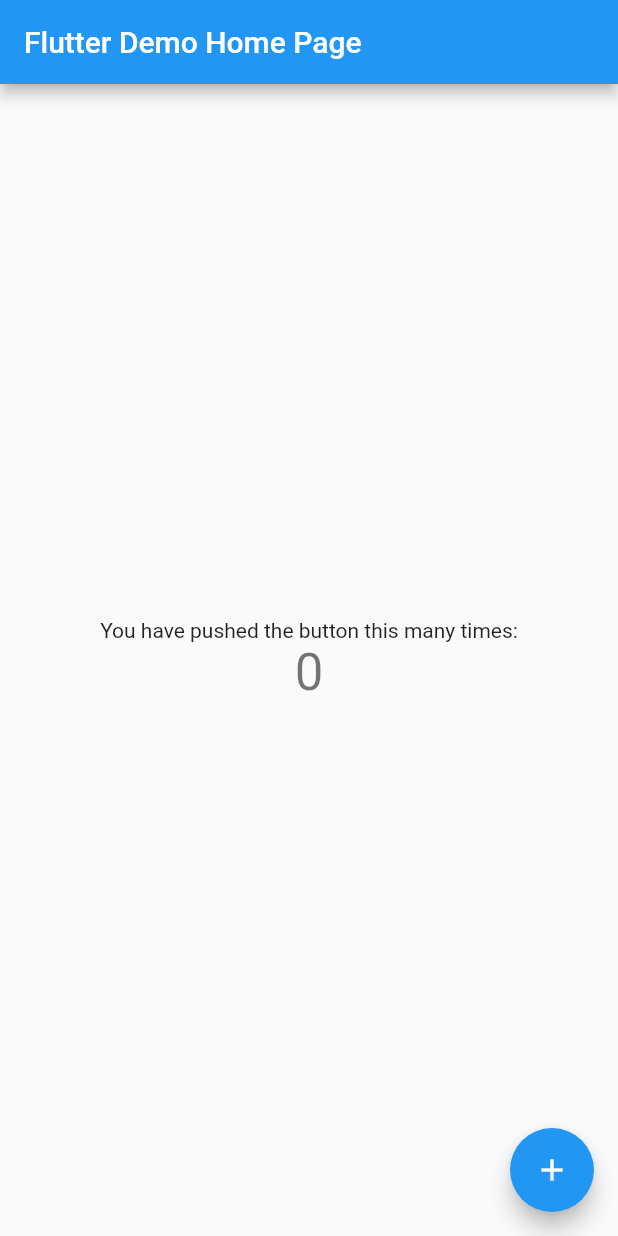
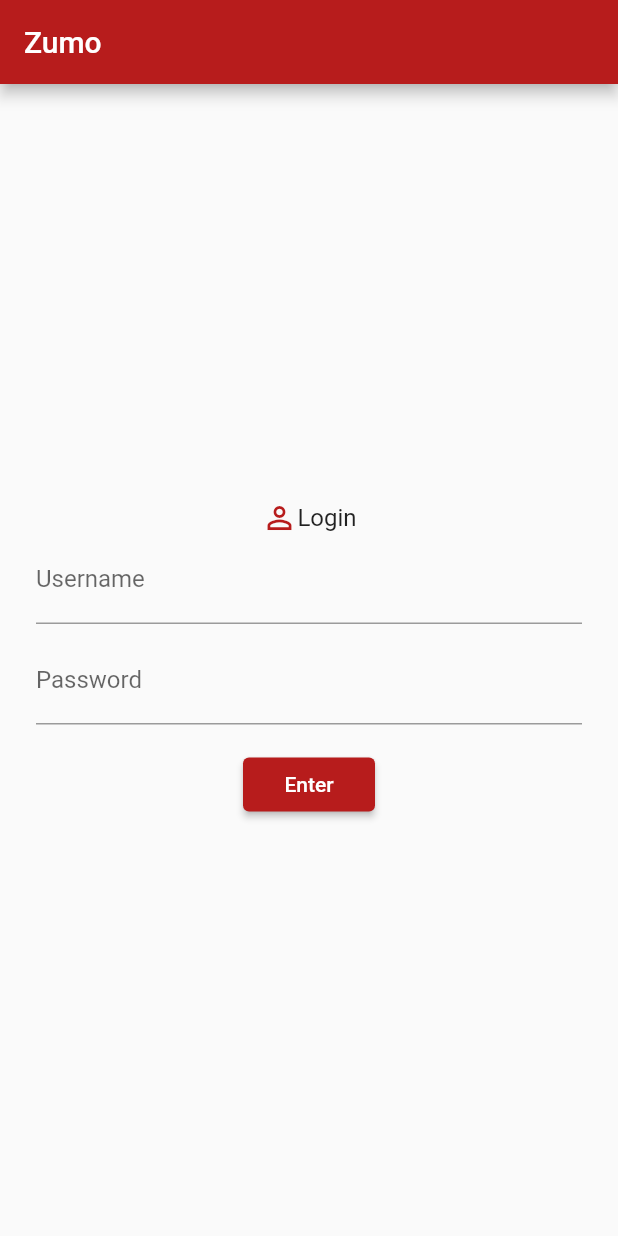
Before and after one commit to kakobotasso/zumo, a Flutter app: the screen it shows after launch, on a phone screen of 412 x 824 dp. Run offline on Flutter 3.47's test engine with Material 2 defaults, Android fonts, the phone set to English and light mode, and no system bars.

Commit message:
Create login screen

```diff
--- a/lib/main.dart
+++ b/lib/main.dart
@@ -1,111 +1,20 @@
 import 'package:flutter/material.dart';
+import 'package:zumo/screens/login.dart';
 
-void main() => runApp(MyApp());
+void main() => runApp(ZumoApp());
 
-class MyApp extends StatelessWidget {
-  // This widget is the root of your application.
+class ZumoApp extends StatelessWidget {
   @override
   Widget build(BuildContext context) {
     return MaterialApp(
-      title: 'Flutter Demo',
       theme: ThemeData(
-        // This is the theme of your application.
-        //
-        // Try running your application with "flutter run". You'll see the
-        // application has a blue toolbar. Then, without quitting the app, try
-        // changing the primarySwatch below to Colors.green and then invoke
-        // "hot reload" (press "r" in the console where you ran "flutter run",
-        // or simply save your changes to "hot reload" in a Flutter IDE).
-        // Notice that the counter didn't reset back to zero; the application
-        // is not restarted.
-        primarySwatch: Colors.blue,
+        primaryColor: Colors.red[900],
+        buttonTheme: ButtonThemeData(
+          buttonColor: Colors.red[900],
+          textTheme: ButtonTextTheme.primary,
+        ),
       ),
-      home: MyHomePage(title: 'Flutter Demo Home Page'),
+      home: Login(),
     );
   }
 }
-
-class MyHomePage extends StatefulWidget {
-  MyHomePage({Key key, this.title}) : super(key: key);
-
-  // This widget is the home page of your application. It is stateful, meaning
-  // that it has a State object (defined below) that contains fields that affect
-  // how it looks.
-
-  // This class is the configuration for the state. It holds the values (in this
-  // case the title) provided by the parent (in this case the App widget) and
-  // used by the build method of the State. Fields in a Widget subclass are
-  // always marked "final".
-
-  final String title;
-
-  @override
-  _MyHomePageState createState() => _MyHomePageState();
-}
-
-class _MyHomePageState extends State<MyHomePage> {
-  int _counter = 0;
-
-  void _incrementCounter() {
-    setState(() {
-      // This call to setState tells the Flutter framework that something has
-      // changed in this State, which causes it to rerun the build method below
-      // so that the display can reflect the updated values. If we changed
-      // _counter without calling setState(), then the build method would not be
-      // called again, and so nothing would appear to happen.
-      _counter++;
-    });
-  }
-
-  @override
-  Widget build(BuildContext context) {
-    // This method is rerun every time setState is called, for instance as done
-    // by the _incrementCounter method above.
-    //
-    // The Flutter framework has been optimized to make rerunning build methods
-    // fast, so that you can just rebuild anything that needs updating rather
-    // than having to individually change instances of widgets.
-    return Scaffold(
-      appBar: AppBar(
-        // Here we take the value from the MyHomePage object that was created by
-        // the App.build method, and use it to set our appbar title.
-        title: Text(widget.title),
-      ),
-      body: Center(
-        // Center is a layout widget. It takes a single child and positions it
-        // in the middle of the parent.
-        child: Column(
-          // Column is also a layout widget. It takes a list of children and
-          // arranges them vertically. By default, it sizes itself to fit its
-          // children horizontally, and tries to be as tall as its parent.
-          //
-          // Invoke "debug painting" (press "p" in the console, choose the
-          // "Toggle Debug Paint" action from the Flutter Inspector in Android
-          // Studio, or the "Toggle Debug Paint" command in Visual Studio Code)
-          // to see the wireframe for each widget.
-          //
-          // Column has various properties to control how it sizes itself and
-          // how it positions its children. Here we use mainAxisAlignment to
-          // center the children vertically; the main axis here is the vertical
-          // axis because Columns are vertical (the cross axis would be
-          // horizontal).
-          mainAxisAlignment: MainAxisAlignment.center,
-          children: <Widget>[
-            Text(
-              'You have pushed the button this many times:',
-            ),
-            Text(
-              '$_counter',
-              style: Theme.of(context).textTheme.headline4,
-            ),
-          ],
-        ),
-      ),
-      floatingActionButton: FloatingActionButton(
-        onPressed: _incrementCounter,
-        tooltip: 'Increment',
-        child: Icon(Icons.add),
-      ), // This trailing comma makes auto-formatting nicer for build methods.
-    );
-  }
-}
--- /dev/null
+++ b/lib/screens/login.dart
@@ -0,0 +1,56 @@
+import 'package:flutter/material.dart';
+
+class Login extends StatelessWidget {
+  @override
+  Widget build(BuildContext context) {
+    return Scaffold(
+      appBar: AppBar(
+        title: Text('Zumo'),
+      ),
+      body: Padding(
+        padding: const EdgeInsets.all(24.0),
+        child: Column(
+          mainAxisAlignment: MainAxisAlignment.center,
+          crossAxisAlignment: CrossAxisAlignment.center,
+          children: <Widget>[
+            Row(
+              mainAxisAlignment: MainAxisAlignment.center,
+              children: <Widget>[
+                Icon(
+                  Icons.person_outline,
+                  color: Colors.red[900],
+                ),
+                Text(
+                  'Login',
+                  style: TextStyle(fontSize: 16.0),
+                ),
+              ],
+            ),
+            TextField(
+              decoration: InputDecoration(
+                labelText: 'Username',
+              ),
+            ),
+            Padding(
+              padding: const EdgeInsets.symmetric(vertical: 8.0),
+              child: TextField(
+                decoration: InputDecoration(
+                  labelText: 'Password',
+                ),
+                obscureText: true,
+              ),
+            ),
+            Padding(
+              padding: const EdgeInsets.only(top: 8.0),
+              child: RaisedButton(
+                  child: Text('Enter'),
+                  onPressed: () {
+                    debugPrint('Login click');
+                  }),
+            ),
+          ],
+        ),
+      ),
+    );
+  }
+}
```
Also changed, not shown: 1 other file.
